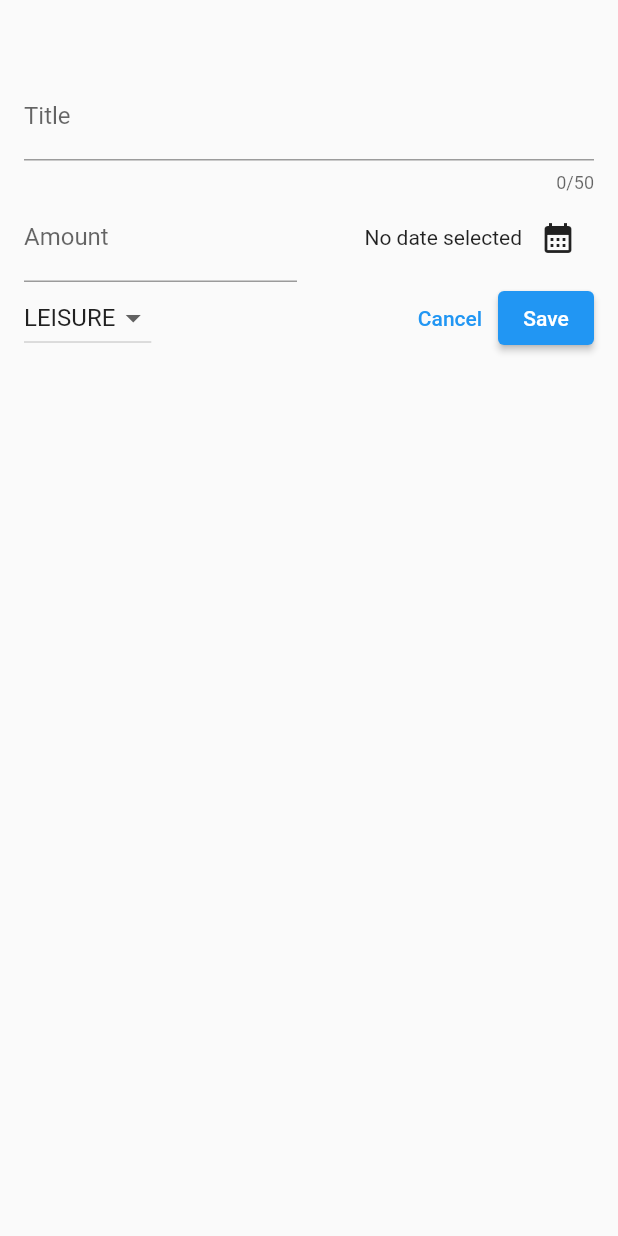
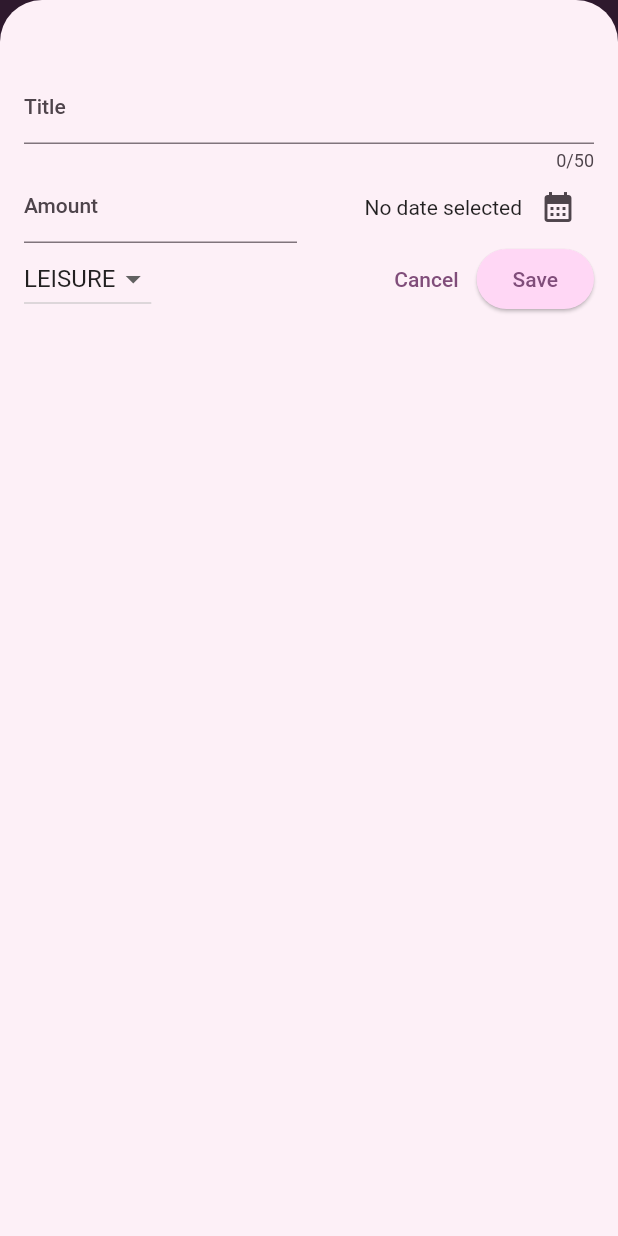
Before and after one commit to Deathknight101/Expense_APP, a Flutter app: the screen it shows after launch, after a tap on the "add" icon, on a phone screen of 412 x 824 dp. Run offline on Flutter 3.47's test engine with Material 2 defaults, Android fonts, the phone set to English and light mode, and no system bars.

Commit message:
Color Theme, Chart,List Deletion

```diff
--- a/lib/main.dart
+++ b/lib/main.dart
@@ -1,10 +1,62 @@
 import 'package:expense_app/widgets/expenses.dart';
 import 'package:flutter/material.dart';
 
+var kColorScheme = ColorScheme.fromSeed(
+  seedColor: Color.fromARGB(255, 250, 5, 250),
+);
+
+var kDarkColorScheme = ColorScheme.fromSeed(
+  brightness: Brightness.dark,
+  seedColor: const Color.fromARGB(255, 5, 99, 125),
+);
+
 void main() {
   runApp(
-    const MaterialApp(
-      home: Expenses(),
+    MaterialApp(
+      darkTheme: ThemeData.dark().copyWith(
+        useMaterial3: true,
+        colorScheme: kDarkColorScheme,
+        cardTheme: const CardTheme().copyWith(
+          color: kDarkColorScheme.secondaryContainer,
+          margin: const EdgeInsets.symmetric(
+            horizontal: 16,
+            vertical: 8,
+          ),
+        ),
+        elevatedButtonTheme: ElevatedButtonThemeData(
+          style: ElevatedButton.styleFrom(
+              backgroundColor: kDarkColorScheme.primaryContainer,
+              foregroundColor: kDarkColorScheme.onPrimaryContainer),
+        ),
+      ),
+      theme: ThemeData().copyWith(
+        useMaterial3: true,
+        colorScheme: kColorScheme,
+        appBarTheme: const AppBarTheme().copyWith(
+          backgroundColor: kColorScheme.onPrimaryContainer,
+          foregroundColor: kColorScheme.primaryContainer,
+        ),
+        cardTheme: const CardTheme().copyWith(
+          color: kColorScheme.secondaryContainer,
+          margin: const EdgeInsets.symmetric(
+            horizontal: 16,
+            vertical: 8,
+          ),
+        ),
+        elevatedButtonTheme: ElevatedButtonThemeData(
+          style: ElevatedButton.styleFrom(
+            backgroundColor: kColorScheme.primaryContainer,
+          ),
+        ),
+        textTheme: ThemeData().textTheme.copyWith(
+              titleLarge: TextStyle(
+                fontWeight: FontWeight.bold,
+                color: kColorScheme.onSecondaryContainer,
+                fontSize: 16,
+              ),
+            ),
+      ),
+      home: const Expenses(),
     ),
   );
 }
--- a/lib/models/expense.dart
+++ b/lib/models/expense.dart
@@ -33,3 +33,27 @@ class Expense {
     return formatter.format(date);
   }
 }
+
+class ExpenseBucket {
+  const ExpenseBucket({
+    required this.category,
+    required this.expenses,
+  });
+
+  ExpenseBucket.forCategory(List<Expense> allExpenses, this.category)
+      : expenses = allExpenses
+            .where((expense) => expense.category == category)
+            .toList();
+
+  final Category category;
+  final List<Expense> expenses;
+
+  double get totalExpenses {
+    double sum = 0;
+    for (final expense in expenses) {
+      sum += expense.amount;
+    }
+
+    return sum;
+  }
+}
--- /dev/null
+++ b/lib/widgets/chart/chart.dart
@@ -0,0 +1,95 @@
+import 'package:flutter/material.dart';
+
+import 'package:expense_app/widgets/chart/chart_bar.dart';
+import 'package:expense_app/models/expense.dart';
+
+class Chart extends StatelessWidget {
+  const Chart({super.key, required this.expenses});
+
+  final List<Expense> expenses;
+
+  List<ExpenseBucket> get buckets {
+    return [
+      ExpenseBucket.forCategory(expenses, Category.food),
+      ExpenseBucket.forCategory(expenses, Category.leisure),
+      ExpenseBucket.forCategory(expenses, Category.travel),
+      ExpenseBucket.forCategory(expenses, Category.work),
+    ];
+  }
+
+  double get maxTotalExpense {
+    double maxTotalExpense = 0;
+
+    for (final bucket in buckets) {
+      if (bucket.totalExpenses > maxTotalExpense) {
+        maxTotalExpense = bucket.totalExpenses;
+      }
+    }
+
+    return maxTotalExpense;
+  }
+
+  @override
+  Widget build(BuildContext context) {
+    final isDarkMode =
+        MediaQuery.of(context).platformBrightness == Brightness.dark;
+    return Container(
+      margin: const EdgeInsets.all(16),
+      padding: const EdgeInsets.symmetric(
+        vertical: 16,
+        horizontal: 8,
+      ),
+      width: double.infinity,
+      height: 180,
+      decoration: BoxDecoration(
+        borderRadius: BorderRadius.circular(8),
+        gradient: LinearGradient(
+          colors: [
+            Theme.of(context).colorScheme.primary.withOpacity(0.3),
+            Theme.of(context).colorScheme.primary.withOpacity(0.0)
+          ],
+          begin: Alignment.bottomCenter,
+          end: Alignment.topCenter,
+        ),
+      ),
+      child: Column(
+        children: [
+          Expanded(
+            child: Row(
+              crossAxisAlignment: CrossAxisAlignment.end,
+              children: [
+                for (final bucket in buckets) // alternative to map()
+                  ChartBar(
+                    fill: bucket.totalExpenses == 0
+                        ? 0
+                        : bucket.totalExpenses / maxTotalExpense,
+                  )
+              ],
+            ),
+          ),
+          const SizedBox(height: 12),
+          Row(
+            children: buckets
+                .map(
+                  (bucket) => Expanded(
+                    child: Padding(
+                      padding: const EdgeInsets.symmetric(horizontal: 4),
+                      child: Icon(
+                        catagoryIcons[bucket.category],
+                        color: isDarkMode
+                            ? Theme.of(context).colorScheme.secondary
+                            : Theme.of(context)
+                                .colorScheme
+                                .primary
+                                .withOpacity(0.7),
+                      ),
+                    ),
+                  ),
+                )
+                .toList(),
+          )
+        ],
+      ),
+    );
+  }
+}
--- /dev/null
+++ b/lib/widgets/chart/chart_bar.dart
@@ -0,0 +1,34 @@
+import 'package:flutter/material.dart';
+
+class ChartBar extends StatelessWidget {
+  const ChartBar({
+    super.key,
+    required this.fill,
+  });
+
+  final double fill;
+
+  @override
+  Widget build(BuildContext context) {
+    final isDarkMode =
+        MediaQuery.of(context).platformBrightness == Brightness.dark;
+    return Expanded(
+      child: Padding(
+        padding: const EdgeInsets.symmetric(horizontal: 4),
+        child: FractionallySizedBox(
+          heightFactor: fill,
+          child: DecoratedBox(
+            decoration: BoxDecoration(
+              shape: BoxShape.rectangle,
+              borderRadius:
+                  const BorderRadius.vertical(top: Radius.circular(8)),
+              color: isDarkMode
+                  ? Theme.of(context).colorScheme.secondary
+                  : Theme.of(context).colorScheme.primary.withOpacity(0.65),
+            ),
+          ),
+        ),
+      ),
+    );
+  }
+}
--- a/lib/widgets/expenses.dart
+++ b/lib/widgets/expenses.dart
@@ -1,4 +1,5 @@
 import 'package:expense_app/models/expense.dart';
+import 'package:expense_app/widgets/chart/chart.dart';
 import 'package:expense_app/widgets/expenses_list/expense_list.dart';
 import 'package:expense_app/widgets/new_expense.dart';
 import 'package:flutter/material.dart';
@@ -12,20 +13,7 @@ class Expenses extends StatefulWidget {
 }
 
 class _ExpensesState extends State<Expenses> {
-  final List<Expense> _registeredExpenses = [
-    Expense(
-      title: 'Flutter Course',
-      amount: 19.99,
-      date: DateTime.now(),
-      category: Category.work,
-    ),
-    Expense(
-      title: 'Cinema',
-      amount: 15.99,
-      date: DateTime.now(),
-      category: Category.leisure,
-    ),
-  ];
+  final List<Expense> _registeredExpenses = [];
 
   void _openAddbuttonExpense() {
     showModalBottomSheet(
@@ -41,8 +29,40 @@ class _ExpensesState extends State<Expenses> {
     });
   }
 
+  void _removeExpense(Expense expense) {
+    final expenseIndex = _registeredExpenses.indexOf(expense);
+    setState(() {
+      _registeredExpenses.remove(expense);
+    });
+    ScaffoldMessenger.of(context).clearSnackBars();
+    ScaffoldMessenger.of(context).showSnackBar(
+      SnackBar(
+        duration: const Duration(seconds: 5),
+        content: const Text('Expense Deleted'),
+        action: SnackBarAction(
+          label: 'Undo',
+          onPressed: () {
+            setState(() {
+              _registeredExpenses.insert(expenseIndex, expense);
+            });
+          },
+        ),
+      ),
+    );
+  }
+
   @override
   Widget build(BuildContext context) {
+    Widget mainContent = const Center(
+      child: Text('Start Adding!'),
+    );
+    if (_registeredExpenses.isNotEmpty) {
+      mainContent = ExpensesList(
+        expenses: _registeredExpenses,
+        onRemoveExpense: _removeExpense,
+      );
+    }
+
     return Scaffold(
       appBar: AppBar(
         title: const Text('Expense Tracker'),
@@ -55,10 +75,8 @@ class _ExpensesState extends State<Expenses> {
       ),
       body: Column(
         children: [
-          const Text('The chart'),
-          Expanded(
-            child: ExpensesList(expenses: _registeredExpenses),
-          ),
+          Chart(expenses: _registeredExpenses),
+          Expanded(child: mainContent),
         ],
       ),
     );
--- a/lib/widgets/expenses_list/expense_item.dart
+++ b/lib/widgets/expenses_list/expense_item.dart
@@ -15,8 +15,12 @@ class ExpenseItem extends StatelessWidget {
           vertical: 16,
         ),
         child: Column(
+          crossAxisAlignment: CrossAxisAlignment.start,
           children: [
-            Text(expense.title),
+            Text(
+              expense.title,
+              style: Theme.of(context).textTheme.titleLarge,
+            ),
             const SizedBox(
               height: 4,
             ),
--- a/lib/widgets/expenses_list/expense_list.dart
+++ b/lib/widgets/expenses_list/expense_list.dart
@@ -1,16 +1,34 @@
+import 'package:expense_app/main.dart';
 import 'package:expense_app/models/expense.dart';
 import 'package:expense_app/widgets/expenses_list/expense_item.dart';
 import 'package:flutter/material.dart';
 
 class ExpensesList extends StatelessWidget {
-  const ExpensesList({super.key, required this.expenses});
+  const ExpensesList({
+    super.key,
+    required this.expenses,
+    required this.onRemoveExpense,
+  });
+
+  final void Function(Expense expense) onRemoveExpense;
 
   final List<Expense> expenses;
   @override
   Widget build(BuildContext context) {
     return ListView.builder(
       itemCount: expenses.length,
-      itemBuilder: (ctx, index) => ExpenseItem(expenses[index]),
+      itemBuilder: (ctx, index) => Dismissible(
+        key: ValueKey(expenses[index]),
+        background: Container(
+            color: Theme.of(context).colorScheme.error.withOpacity(0.9),
+            margin: EdgeInsets.symmetric(
+              horizontal: Theme.of(context).cardTheme.margin!.horizontal,
+            )),
+        onDismissed: (direction) {
+          onRemoveExpense(expenses[index]);
+        },
+        child: ExpenseItem(expenses[index]),
+      ),
     );
   }
 }
```
